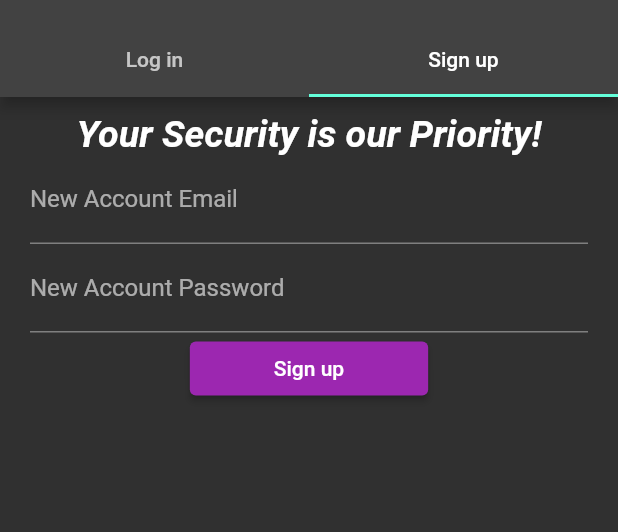
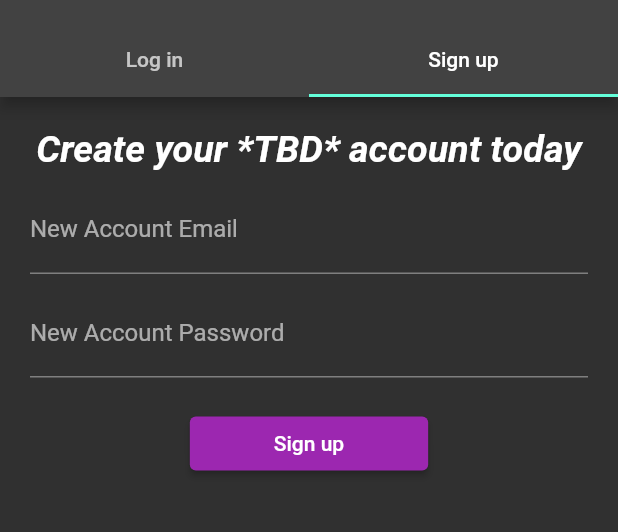
Before and after one commit to Illuminoid63/Safety-Timer-App, a Flutter app: the screen it shows after launch, tab 2 chosen, after a tap on "Sign up", on a phone screen of 412 x 824 dp, the part 59-591 px from its top. Run offline on Flutter 3.47's test engine with Material 2 defaults, Android fonts, the phone set to English and light mode, and no system bars; our stand-ins replace cloud_firestore, firebase_auth, firebase_core; accounts and stored records are empty.

Commit message:
UI adjustments and added document creation and data definition inside database upon user sign up.

```diff
--- a/lib/Dashboard.dart
+++ b/lib/Dashboard.dart
@@ -89,7 +89,8 @@ class _DashboardState extends State<Dashboard> {
                                 emergencyDependee.add(currentDependee);
                               }
                               return ListTile(
-                                leading: Icon(Icons.perm_identity),
+                                leading: Icon(Icons.person),
+                                trailing: Icon(Icons.chevron_right),
                                 title: Text(emergencyDependee[index].nickName),
                                 isThreeLine: true,
                                 subtitle: Text("${emergencyDependee[index].email}"),
@@ -106,7 +107,7 @@ class _DashboardState extends State<Dashboard> {
       floatingActionButton: FloatingActionButton(
         onPressed: () {},
         tooltip: 'Increment',
-        child: Icon(Icons.add),
+        child: Icon(Icons.person_add),
         backgroundColor: Colors.purple,
       ),
     );
--- a/lib/LoginSignUpForm.dart
+++ b/lib/LoginSignUpForm.dart
@@ -1,5 +1,7 @@
 import "package:flutter/material.dart";
 import "package:firebase_auth/firebase_auth.dart";
+import "package:cloud_firestore/cloud_firestore.dart";
+import "emergencyDependee.dart";
 import "Dashboard.dart";
 
 class LoginSignUpForm extends StatefulWidget {
@@ -19,12 +21,17 @@ class _LoginSignUpFormState extends State<LoginSignUpForm> {
         padding: EdgeInsets.symmetric(horizontal: 20, vertical: 10),
         child: Column(
           children: [
-            Text("Log into your account",
+            Padding(
+              padding: EdgeInsets.symmetric(vertical: 10),
+              child: Text("Log into your account",
                   style: TextStyle(
                       fontSize: 25.0,
                       fontStyle: FontStyle.italic,
                       fontWeight: FontWeight.bold)),
-            TextFormField(
+            ),
+            Padding(
+              padding: EdgeInsets.only(bottom: 10),
+              child: TextFormField(
                 autofocus: true,
                 onChanged: (newText) {
                   setState(() {
@@ -34,6 +41,7 @@ class _LoginSignUpFormState extends State<LoginSignUpForm> {
                 decoration: InputDecoration(
                   border: UnderlineInputBorder(),
                   labelText: "Email",
+                ),
               ),
             ),
             TextFormField(
@@ -48,7 +56,9 @@ class _LoginSignUpFormState extends State<LoginSignUpForm> {
                 labelText: "Password",
               ),
             ),
-            ElevatedButton(
+            Padding(
+              padding: EdgeInsets.only(top: 20, bottom: 10),
+              child: ElevatedButton(
                 onPressed: () async {
                   try {
                     UserCredential userCredential = await FirebaseAuth.instance
@@ -62,11 +72,13 @@ class _LoginSignUpFormState extends State<LoginSignUpForm> {
                     } else if (e.code == "wrong-password") {
                       _errorMessage = "Wrong password provided for that user.";
                     }
+                    setState(() {});
                   }
                 },
                 child: Container(
                     padding: EdgeInsets.symmetric(horizontal: 40),
                     child: Text("Log in")),
+              ),
             ),
             Text(_errorMessage, style: TextStyle(color: Colors.red)),
           ],
@@ -78,12 +90,20 @@ class _LoginSignUpFormState extends State<LoginSignUpForm> {
         padding: EdgeInsets.symmetric(horizontal: 20, vertical: 10),
         child: Column(
           children: [
-            Text("Your Security is our Priority!",
+            Padding(
+              padding: EdgeInsets.symmetric(vertical: 10),
+              child: Text(
+                "Create your *TBD* account today",
                 style: TextStyle(
                     fontSize: 25.0,
                     fontStyle: FontStyle.italic,
-                    fontWeight: FontWeight.bold)),
-            TextFormField(
+                    fontWeight: FontWeight.bold),
+                textAlign: TextAlign.center,
+              ),
+            ),
+            Padding(
+              padding: EdgeInsets.only(bottom: 10),
+              child: TextFormField(
                 autofocus: true,
                 onChanged: (newText) {
                   setState(() {
@@ -93,6 +113,7 @@ class _LoginSignUpFormState extends State<LoginSignUpForm> {
                 decoration: InputDecoration(
                   border: UnderlineInputBorder(),
                   labelText: "New Account Email",
+                ),
               ),
             ),
             TextFormField(
@@ -107,18 +128,27 @@ class _LoginSignUpFormState extends State<LoginSignUpForm> {
                 labelText: "New Account Password",
               ),
             ),
-            ElevatedButton(
+            Padding(
+              padding: EdgeInsets.only(top: 20, bottom: 10),
+              child: ElevatedButton(
                 onPressed: () async {
                   try {
                     UserCredential userCredential = await FirebaseAuth.instance
                         .createUserWithEmailAndPassword(
                             email: _newUserEmail, password: _newUserPassword);
-                  /*
-                    ToDo:
-                      - when a new user is created, add a new document to the actual firstore database with the document id
-                        being the auth's uid(userCredential.user.uid).
-                      - also set the document's email field with the entered email, any problems should prolly be caught by the try catch block
-                  */
+
+                    FirebaseFirestore firestore = FirebaseFirestore.instance;
+                    var user = firestore.collection("users");
+                    List<EmergencyDependee> dependees = [];
+                    List<double> gpsData = [];
+
+                    await user.doc(userCredential.user.uid).set({
+                      "email": _newUserEmail,
+                      "emergency dependees":
+                          dependees.map((item) => item.toJson()).toList(),
+                      "GPS Data": gpsData
+                    });
+
                     Navigator.pushReplacement(context,
                         MaterialPageRoute(builder: (context) => Dashboard()));
                   } on FirebaseAuthException catch (e) {
@@ -136,6 +166,7 @@ class _LoginSignUpFormState extends State<LoginSignUpForm> {
                 child: Container(
                     padding: EdgeInsets.symmetric(horizontal: 40),
                     child: Text("Sign up")),
+              ),
             ),
             Text(_errorMessage, style: TextStyle(color: Colors.red)),
           ],
--- a/lib/emergencyDependee.dart
+++ b/lib/emergencyDependee.dart
@@ -3,4 +3,10 @@ class EmergencyDependee{
   String email;
 
   EmergencyDependee(this.nickName, this.email);
+
+  Map<String, dynamic> toJson(){
+    Map<String, dynamic> retVal = {"email" : email, "nickname" : nickName};
+
+    return retVal;
+  }
 }
```
Lines whose indentation alone changed are shown as unchanged.
